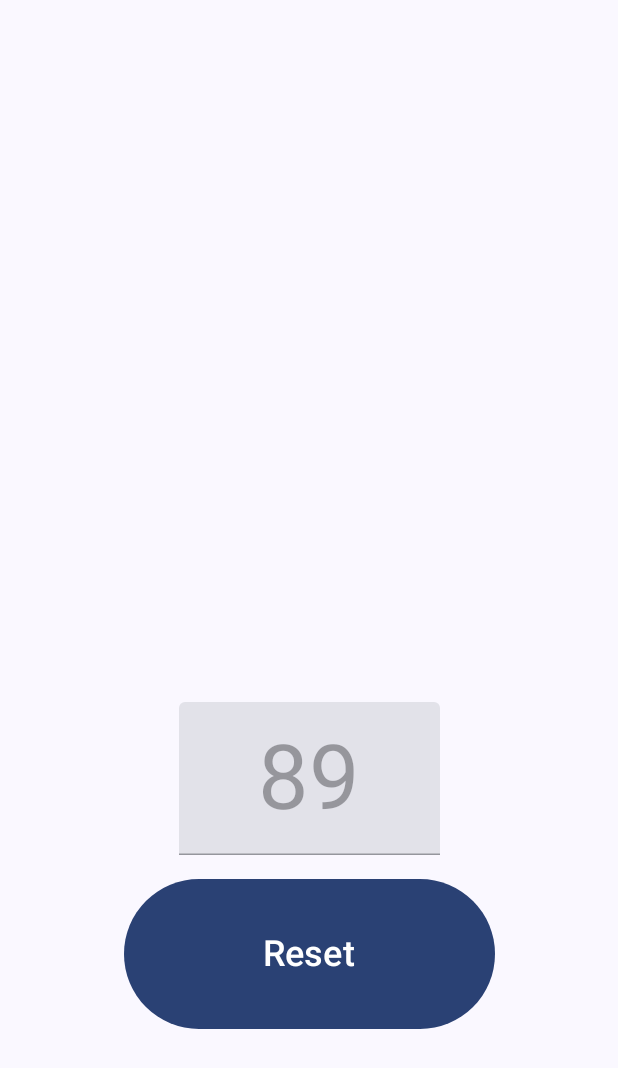
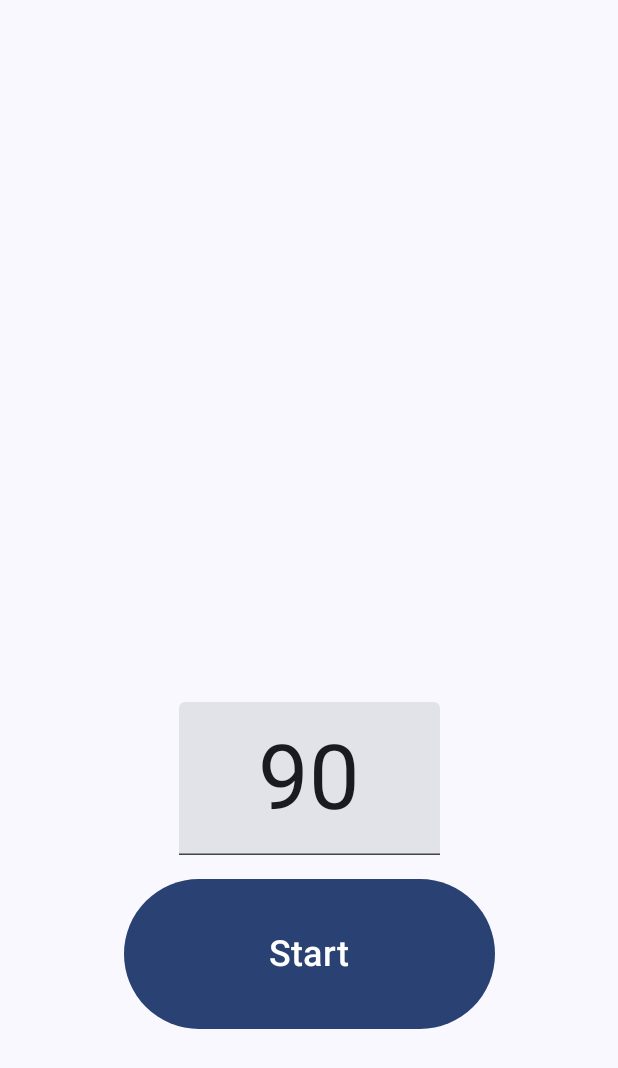
Before and after one commit to amueller-89/RestTimer, an Android app built with Jetpack Compose: the screen it shows after launch (MainActivity), after a tap on "Start", on a phone screen of 412 x 824 dp. Shown: the top 1068 px of the screen. Run offline under Robolectric (Android 15) with nearby library versions, the light colour scheme and no system bars.

Commit message:
10.07 11:03

```diff
--- a/app/src/main/java/com/example/resttimer/MainActivity.kt
+++ b/app/src/main/java/com/example/resttimer/MainActivity.kt
@@ -9,46 +9,59 @@ import androidx.activity.enableEdgeToEdge
 import android.Manifest
 import android.os.Build
 import androidx.activity.result.contract.ActivityResultContracts
-import androidx.appcompat.app.AppCompatActivity
 import androidx.compose.foundation.layout.*
 import androidx.compose.foundation.text.KeyboardOptions
 import androidx.compose.material3.*
 import androidx.compose.runtime.*
+import androidx.compose.ui.Alignment
 import androidx.compose.ui.Modifier
 import androidx.compose.ui.text.TextStyle
 import androidx.compose.ui.text.input.KeyboardCapitalization
 import androidx.compose.ui.text.style.TextAlign
 import androidx.compose.ui.tooling.preview.Preview
 import androidx.compose.ui.unit.TextUnit
+import androidx.compose.ui.unit.dp
 import androidx.compose.ui.unit.sp
 import androidx.core.content.ContextCompat
 import com.example.resttimer.ui.theme.RestTimerTheme
-import androidx.lifecycle.viewmodel.compose.viewModel
 
 
 class MainActivity : ComponentActivity() {
     private val requestPermissionLauncher =
         registerForActivityResult(ActivityResultContracts.RequestPermission()) { isGranted: Boolean ->
-            if (isGranted) {
-                startTimerService()
-            } else {
-                println("permission denied")
+            if (!isGranted) {
+                permissionsDenied = true;
             }
         }
+
+    private var permissionsDenied = false;
 
     override fun onCreate(savedInstanceState: Bundle?) {
         super.onCreate(savedInstanceState)
         checkPermissions()
-
         enableEdgeToEdge()
         setContent {
-            val timerState: TimerState = viewModel()
             RestTimerTheme {
                 Scaffold(modifier = Modifier.fillMaxSize()) { innerPadding ->
-                    TimerView(timerState, Modifier.padding(innerPadding))
+                    TimerView(
+                        modifier = Modifier.padding(innerPadding),
+                        btnClick = ::buttonClick )
                 }
             }
         }
+    }
+
+    private fun buttonClick(seconds:String){
+        if(permissionsDenied){
+            checkPermissions()
+        }
+        startTimerService(seconds)
+    }
+
+
+    private fun startTimerService(seconds: String) {
+        val serviceIntent = Intent(this, TimerService::class.java)
+        startForegroundService(serviceIntent)
     }
 
     private fun checkPermissions() {
@@ -59,33 +72,62 @@ class MainActivity : ComponentActivity() {
                 ContextCompat.checkSelfPermission(this, Manifest.permission.FOREGROUND_SERVICE) == PackageManager.PERMISSION_GRANTED
 
             when {
-                notificationPermissionGranted && foregroundServicePermissionGranted -> {
-                    startTimerService()
+                !notificationPermissionGranted -> {
+                    requestPermissionLauncher.launch(Manifest.permission.POST_NOTIFICATIONS)
                 }
                 !foregroundServicePermissionGranted -> {
                     requestPermissionLauncher.launch(Manifest.permission.FOREGROUND_SERVICE)
                 }
                 else -> {
-                    requestPermissionLauncher.launch(Manifest.permission.POST_NOTIFICATIONS)
+                    permissionsDenied = false
                 }
             }
-        } else {
-            startTimerService()
         }
     }
+}
+
+@Composable
+fun TimerView(modifier: Modifier = Modifier, btnClick: (String) -> Unit) {
+    var textFieldValue by remember { mutableStateOf("90") }
+
+    Column(
+        modifier = Modifier.fillMaxSize(),
+        verticalArrangement = Arrangement.Center,
+        horizontalAlignment = Alignment.CenterHorizontally
+    ) {
+        Spacer(modifier = Modifier.fillMaxHeight(0.4f))
+        CenteredTextField(
+            value = textFieldValue,
+            onValueChange = { newValue ->
+                textFieldValue = newValue
+            },
+            modifier = Modifier
+                .fillMaxWidth(0.5f)
+                .padding(horizontal = 16.dp),
+        )
+        Spacer(modifier = Modifier.height(16.dp))
+        Button(
+            onClick = {
+                btnClick(textFieldValue)
+            },
+            modifier = Modifier
+                .fillMaxWidth(0.6f)
+                .height(100.dp)
+        ) {
+            Text(
+                text = "Start",
+                fontSize = 24.sp
+            )
+        }
+    }
+}
 
 
-    private fun startTimerService() {
-        val serviceIntent = Intent(this, TimerService::class.java)
-        startForegroundService(serviceIntent)
-    }
-}
 
 @Composable
 fun CenteredTextField(
     value: String,
     onValueChange: (String) -> Unit,
-    enabled: Boolean,
     modifier: Modifier = Modifier,
     fontSize: TextUnit = 60.sp
 ) {
@@ -96,7 +138,6 @@ fun CenteredTextField(
             textAlign = TextAlign.Center,
             fontSize = fontSize
         ),
-        enabled = enabled,
         modifier = modifier,
         keyboardOptions = KeyboardOptions.Default.copy(
             capitalization = KeyboardCapitalization.None,
@@ -109,6 +150,6 @@ fun CenteredTextField(
 @Composable
 fun GreetingPreview() {
     RestTimerTheme {
-        TimerView(TimerState())
+        TimerView(modifier = Modifier){}
     }
 }
--- a/app/src/main/java/com/example/resttimer/TimerState.kt
+++ b/app/src/main/java/com/example/resttimer/TimerState.kt
@@ -1,60 +1,14 @@
 package com.example.resttimer
 
-import androidx.compose.foundation.layout.Arrangement
-import androidx.compose.foundation.layout.Column
-import androidx.compose.foundation.layout.Spacer
-import androidx.compose.foundation.layout.fillMaxHeight
-import androidx.compose.foundation.layout.fillMaxSize
-import androidx.compose.foundation.layout.fillMaxWidth
-import androidx.compose.foundation.layout.height
-import androidx.compose.foundation.layout.padding
-import androidx.compose.material3.Button
-import androidx.compose.material3.Text
-import androidx.compose.runtime.Composable
+
 import androidx.compose.runtime.mutableIntStateOf
 import androidx.compose.runtime.mutableStateOf
-import androidx.compose.ui.Alignment
-import androidx.compose.ui.Modifier
-import androidx.compose.ui.unit.dp
-import androidx.compose.ui.unit.sp
+
 import androidx.lifecycle.ViewModel
 import androidx.lifecycle.viewModelScope
 import kotlinx.coroutines.Job
 import kotlinx.coroutines.delay
 import kotlinx.coroutines.launch
-
-@Composable
-fun TimerView(timerState: TimerState, modifier: Modifier = Modifier) {
-    Column(
-        modifier = Modifier.fillMaxSize(),
-        verticalArrangement = Arrangement.Center,
-        horizontalAlignment = Alignment.CenterHorizontally
-    ) {
-        Spacer(modifier = Modifier.fillMaxHeight(0.4f))
-        CenteredTextField(
-            value = timerState.timerString(),
-            onValueChange = { newText -> timerState.valueChange(newText) },
-            enabled = !timerState.isTimerRunning.value,
-            modifier = Modifier
-                .fillMaxWidth(0.5f)
-                .padding(horizontal = 16.dp),
-        )
-        Spacer(modifier = Modifier.height(16.dp))
-        Button(
-            onClick = {
-                if (!timerState.isTimerRunning.value) timerState.startTimer() else
-                    timerState.resetTimer()
-            },
-            modifier = Modifier.fillMaxWidth(0.6f)
-                .height(100.dp)
-        ) {
-            Text(
-                text = if (timerState.isTimerRunning.value) "Reset" else "Start",
-                fontSize = 24.sp
-            )
-        }
-    }
-}
 
 class TimerState: ViewModel() {
     var defaultTime = mutableIntStateOf(90)
@@ -95,3 +49,36 @@ class TimerState: ViewModel() {
         isTimerRunning.value = false
     }
 }
+//
+//@Composable
+//fun TimerView(timerState: TimerState, modifier: Modifier = Modifier) {
+//    Column(
+//        modifier = Modifier.fillMaxSize(),
+//        verticalArrangement = Arrangement.Center,
+//        horizontalAlignment = Alignment.CenterHorizontally
+//    ) {
+//        Spacer(modifier = Modifier.fillMaxHeight(0.4f))
+//        CenteredTextField(
+//            value = timerState.timerString(),
+//            onValueChange = { newText -> timerState.valueChange(newText) },
+//            enabled = !timerState.isTimerRunning.value,
+//            modifier = Modifier
+//                .fillMaxWidth(0.5f)
+//                .padding(horizontal = 16.dp),
+//        )
+//        Spacer(modifier = Modifier.height(16.dp))
+//        Button(
+//            onClick = {
+//                if (!timerState.isTimerRunning.value) timerState.startTimer() else
+//                    timerState.resetTimer()
+//            },
+//            modifier = Modifier.fillMaxWidth(0.6f)
+//                .height(100.dp)
+//        ) {
+//            Text(
+//                text = if (timerState.isTimerRunning.value) "Reset" else "Start",
+//                fontSize = 24.sp
+//            )
+//        }
+//    }
+//}
--- a/app/src/main/res/layout/notification_timer.xml
+++ b/app/src/main/res/layout/notification_timer.xml
@@ -2,7 +2,7 @@
     android:layout_width="match_parent"
     android:layout_height="wrap_content"
     android:orientation="horizontal"
-    android:gravity="top"
+    android:gravity="center_vertical"
     android:padding="8dp">
 
     <TextView
@@ -10,7 +10,7 @@
         android:layout_width="0dp"
         android:layout_height="50dp"
         android:layout_weight="1"
-        android:textColor="@android:color/holo_orange_dark"
+        android:textColor="@android:color/white"
         android:textSize="40sp" />
 
     <FrameLayout
```
Also changed, not shown: app/src/main/java/com/example/resttimer/TimerService.kt (+45 -30 lines).
